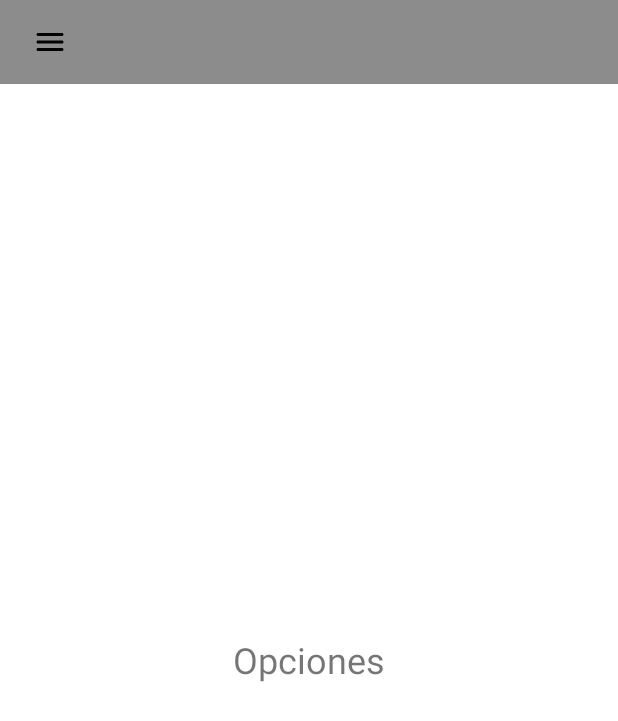
After one commit to hugh128/Burbujas, an Android app: the fragment OptionsFragment placed in its activity, on a phone screen of 412 x 824 dp. The commit adds this screen. Shown: the top 721 px of the screen. Run offline under Robolectric (Android 15) with nearby library versions, the phone set to English and light mode, and no system bars.

Commit message:
Creado pantallas para las opciones del menu

```diff
--- a/app/src/main/java/gt/com/burbujas/MainActivity.kt
+++ b/app/src/main/java/gt/com/burbujas/MainActivity.kt
@@ -8,6 +8,8 @@ import androidx.core.view.GravityCompat
 import androidx.core.view.ViewCompat
 import androidx.core.view.WindowInsetsCompat
 import androidx.drawerlayout.widget.DrawerLayout
+import androidx.fragment.app.Fragment
+import com.google.android.material.navigation.NavigationView
 
 class MainActivity : AppCompatActivity() {
     private lateinit var drawerLayout: DrawerLayout
@@ -20,6 +22,7 @@ class MainActivity : AppCompatActivity() {
 
         drawerLayout = findViewById(R.id.drawerLayout)
         toggleButton = findViewById(R.id.buttonDrawerToggle)
+        val navigationView: NavigationView = findViewById(R.id.navigationView)
 
         toggleButton.setOnClickListener {
             when {
@@ -33,5 +36,30 @@ class MainActivity : AppCompatActivity() {
             v.setPadding(systemBars.left, systemBars.top, systemBars.right, systemBars.bottom)
             insets
         }
+
+        // Configurar el NavigationView para manejar el cambio de fragmentos
+        navigationView.setNavigationItemSelectedListener { menuItem ->
+            when (menuItem.itemId) {
+                R.id.navService -> replaceFragment(ServiceFragment())
+                R.id.navHistorial -> replaceFragment(HistoryFragment())
+                R.id.navPerfil -> replaceFragment(PerfilFragment())
+                R.id.navOpciones -> replaceFragment(OptionsFragment())
+                R.id.navAcercaDe -> replaceFragment(AboutFragment())
+                R.id.navSalir -> finish() // Cierra la aplicación
+            }
+            drawerLayout.closeDrawer(GravityCompat.START)
+            true
+        }
+
+        // Configura el fragmento inicial
+        replaceFragment(ServiceFragment())
+
+    }
+
+    // Método para reemplazar el fragmento en el FrameLayout
+    private fun replaceFragment(fragment: Fragment) {
+        supportFragmentManager.beginTransaction()
+            .replace(R.id.fragmentContainer, fragment)
+            .commit()
     }
 }
--- /dev/null
+++ b/app/src/main/java/gt/com/burbujas/OptionsFragment.kt
@@ -0,0 +1,16 @@
+package gt.com.burbujas
+
+import android.os.Bundle
+import android.view.LayoutInflater
+import android.view.View
+import android.view.ViewGroup
+import androidx.fragment.app.Fragment
+
+class OptionsFragment : Fragment() {
+    override fun onCreateView(
+        inflater: LayoutInflater, container: ViewGroup?,
+        savedInstanceState: Bundle?
+    ): View? {
+        return inflater.inflate(R.layout.fragment_options, container, false)
+    }
+}
--- /dev/null
+++ b/app/src/main/java/gt/com/burbujas/ServiceFragment.kt
@@ -0,0 +1,16 @@
+package gt.com.burbujas
+
+import android.os.Bundle
+import android.view.LayoutInflater
+import android.view.View
+import android.view.ViewGroup
+import androidx.fragment.app.Fragment
+
+class ServiceFragment : Fragment() {
+    override fun onCreateView(
+        inflater: LayoutInflater, container: ViewGroup?,
+        savedInstanceState: Bundle?
+    ): View? {
+        return inflater.inflate(R.layout.fragment_service, container, false)
+    }
+}
--- a/app/src/main/res/layout/activity_main_content.xml
+++ b/app/src/main/res/layout/activity_main_content.xml
@@ -6,6 +6,7 @@
     android:fitsSystemWindows="true">
 
     <androidx.appcompat.widget.Toolbar
+        android:id="@+id/toolbar"
         android:layout_width="match_parent"
         android:layout_height="wrap_content"
         android:background="#8C8C8C">
@@ -18,4 +19,9 @@
             android:background="@android:color/transparent"
             android:padding="5dp" />
     </androidx.appcompat.widget.Toolbar>
+    <FrameLayout
+        android:id="@+id/fragmentContainer"
+        android:layout_width="match_parent"
+        android:layout_height="0dp"
+        android:layout_weight="1" />
 </LinearLayout>
--- /dev/null
+++ b/app/src/main/res/layout/fragment_options.xml
@@ -0,0 +1,14 @@
+<?xml version="1.0" encoding="utf-8"?>
+<LinearLayout xmlns:android="http://schemas.android.com/apk/res/android"
+    android:orientation="vertical"
+    android:layout_width="match_parent"
+    android:layout_height="match_parent"
+    android:gravity="center"
+    android:padding="16dp">
+
+    <TextView
+        android:layout_width="wrap_content"
+        android:layout_height="wrap_content"
+        android:text="Opciones"
+        android:textSize="24sp" />
+</LinearLayout>
```
Also changed, not shown: app/src/main/java/gt/com/burbujas/AboutFragment.kt (added, +16 -0 lines), app/src/main/java/gt/com/burbujas/HistoryFragment.kt (added, +16 -0 lines), app/src/main/java/gt/com/burbujas/PerfilFragment.kt (added, +16 -0 lines), app/src/main/res/layout/fragment_about.xml (added, +14 -0 lines), app/src/main/res/layout/fragment_history.xml (added, +14 -0 lines), app/src/main/res/layout/fragment_perfil.xml (added, +14 -0 lines), app/src/main/res/layout/fragment_service.xml (added, +14 -0 lines).
